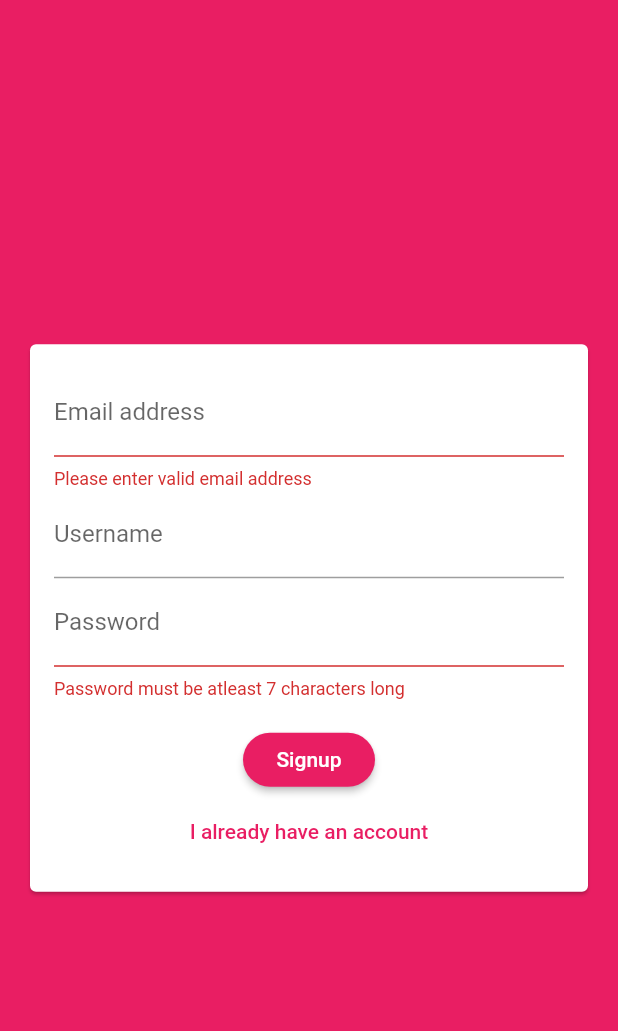
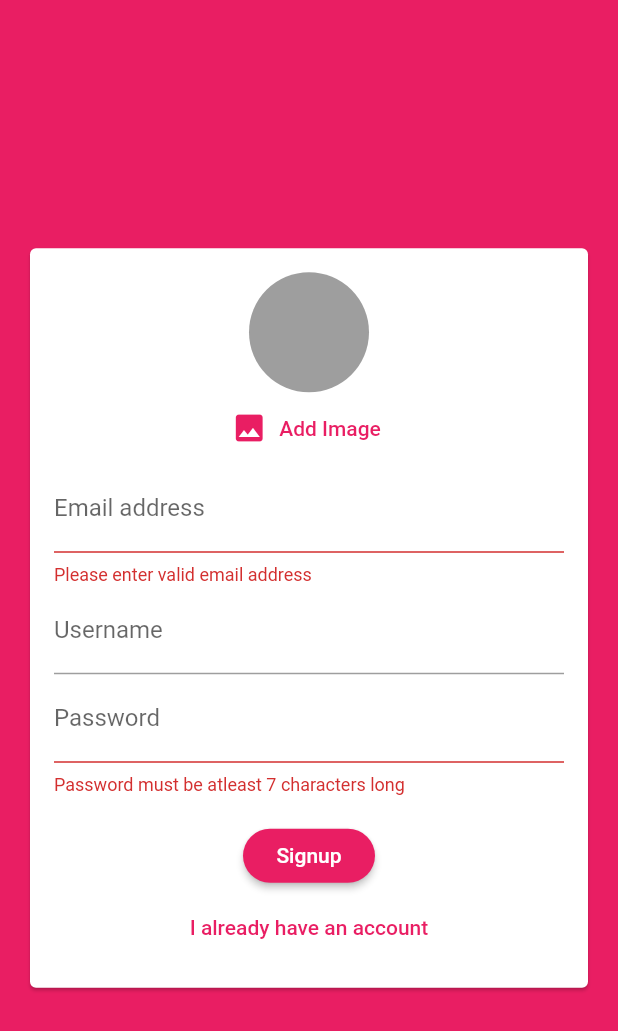
Before and after one commit to abhisheksudhir/chat_app, a Flutter app: the screen it shows after launch, after a tap on "Login", after a tap on "Create new account", on a phone screen of 412 x 824 dp. Shown: the top 1031 px of the screen. Run offline on Flutter 3.47's test engine with Material 2 defaults, Android fonts, the phone set to English and light mode, and no system bars; our stand-ins replace cloud_firestore, firebase_auth, image_picker; accounts and stored records are empty.

Commit message:
adding an Image Picker

```diff
--- a/lib/widgets/auth/auth_form.dart
+++ b/lib/widgets/auth/auth_form.dart
@@ -1,5 +1,7 @@
 import 'package:flutter/cupertino.dart';
 import 'package:flutter/material.dart';
+
+import '../pickers/user_image_picker.dart';
 
 class AuthForm extends StatefulWidget {
   final void Function(
@@ -55,6 +57,7 @@ class _AuthFormState extends State<AuthForm> {
               child: Column(
                 mainAxisSize: MainAxisSize.min,
                 children: <Widget>[
+                  if (!_isLogin) UserImagePicker(),
                   TextFormField(
                     key: ValueKey('email'),
                     validator: (value) {
--- /dev/null
+++ b/lib/widgets/pickers/user_image_picker.dart
@@ -0,0 +1,42 @@
+import 'dart:io';
+
+import 'package:flutter/material.dart';
+import 'package:image_picker/image_picker.dart';
+
+class UserImagePicker extends StatefulWidget {
+  @override
+  _UserImagePickerState createState() => _UserImagePickerState();
+}
+
+class _UserImagePickerState extends State<UserImagePicker> {
+  File _pickedImage;
+
+  void _pickImage() async {
+    final pickedImageFile = await ImagePicker().getImage(source: ImageSource.camera);
+    if (pickedImageFile == null) {
+      return;
+    }
+    setState(() {
+      _pickedImage = File(pickedImageFile.path);
+    });
+  }
+
+  @override
+  Widget build(BuildContext context) {
+    return Column(
+      children: <Widget>[
+        CircleAvatar(
+          radius: 40,
+          backgroundColor: Colors.grey,
+          backgroundImage: _pickedImage == null ? null : FileImage(_pickedImage),
+        ),
+        FlatButton.icon(
+          icon: Icon(Icons.image),
+          label: Text('Add Image'),
+          textColor: Theme.of(context).primaryColor,
+          onPressed: _pickImage,
+        ),
+      ],
+    );
+  }
+}
--- a/pubspec.yaml
+++ b/pubspec.yaml
@@ -25,6 +25,7 @@ dependencies:
     sdk: flutter
   cloud_firestore: ^0.13.6
   firebase_auth: ^0.16.1
+  image_picker: ^0.6.7+2
 
 
   # The following adds the Cupertino Icons font to your application.
```
Also changed, not shown: pubspec.lock, 1 other file.
